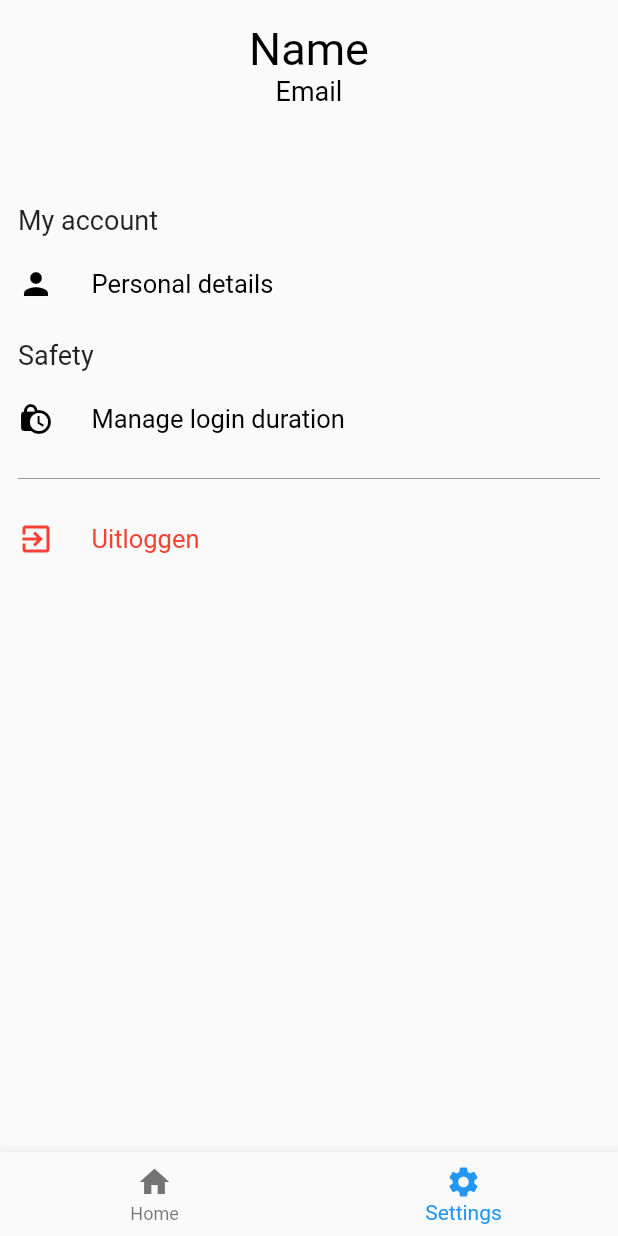
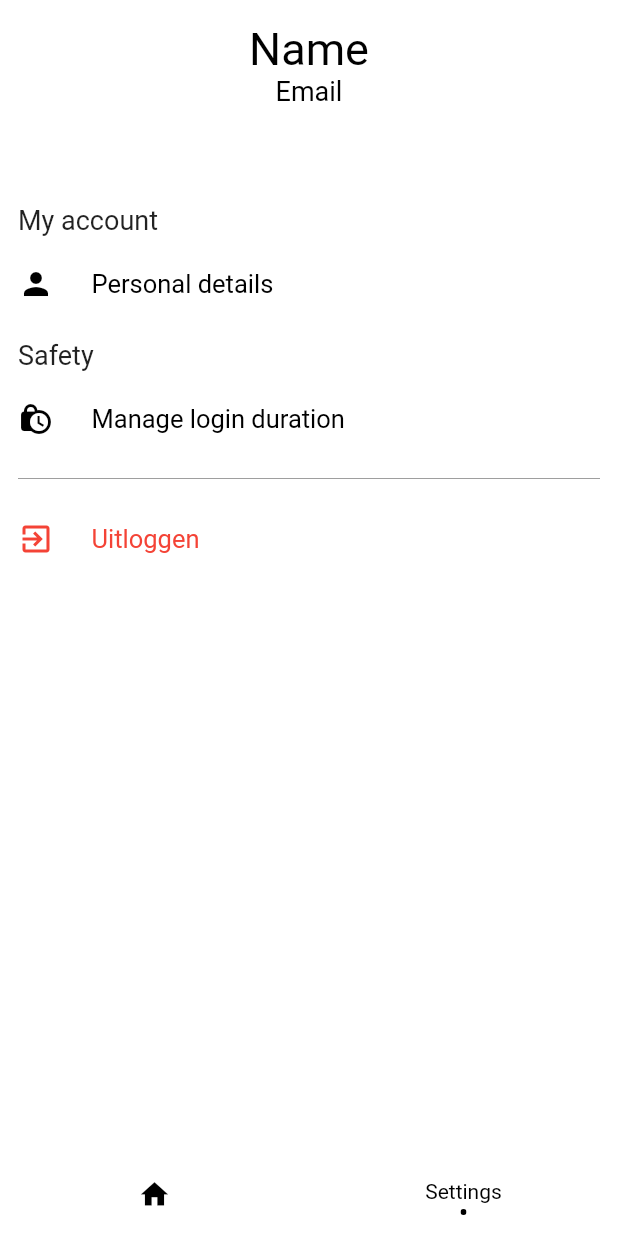
Before and after one commit to JobMoll/simple-user-api-authentication-flutter, a Flutter app: the SettingsPage screen opened by its route, on a phone screen of 412 x 824 dp. Run offline on Flutter 3.47's test engine with Material 2 defaults, Android fonts, the phone set to English and light mode, and no system bars; our stand-ins replace dio, flutter_secure_storage, get; accounts and stored records are empty; network calls fail.

Commit message:
More UI Fixes

```diff
--- a/lib/global_widgets.dart
+++ b/lib/global_widgets.dart
@@ -1,4 +1,5 @@
 import 'package:flutter/material.dart';
+import 'package:get/get.dart';
 
 Color mainColor = Colors.white; // for the background etc
 Color accentColor = Colors.black; // for the buttons, textfields etc
@@ -7,6 +8,8 @@ Color accentOppositeColor = Colors.white; // used for the icons, cursorcolor etc
 BorderRadius widgetsBorderRadius = BorderRadius.circular(5);
 
 TextStyle bodyTextStyle = TextStyle(fontSize: 17, color: Colors.black);
+TextStyle smallHeadingTextStyle =
+    TextStyle(fontSize: 18, fontWeight: FontWeight.bold, color: Colors.black);
 TextStyle accentElementsTextStyle =
     TextStyle(fontSize: 17, color: accentOppositeColor);
 
@@ -97,3 +100,121 @@ class SuaaGlobalButton extends StatelessWidget {
     );
   }
 }
+
+class SuaaGlobalNavigationBar extends StatelessWidget {
+  const SuaaGlobalNavigationBar({
+    this.notActiveTab1,
+    this.notActiveTab2,
+  });
+
+  final bool notActiveTab1;
+  final bool notActiveTab2;
+
+  @override
+  Widget build(BuildContext context) {
+    return SafeArea(
+      child: Container(
+        decoration: BoxDecoration(
+          color: mainColor,
+        ),
+        height: 50,
+        padding: EdgeInsets.only(top: 11),
+        width: double.infinity,
+        constraints: BoxConstraints(
+          maxHeight: 69.0,
+        ),
+        child: Container(
+          margin: EdgeInsets.only(top: 0),
+          child: Row(
+              mainAxisAlignment: MainAxisAlignment.start,
+              crossAxisAlignment: CrossAxisAlignment.start,
+              children: <Widget>[
+                SuaaGlobalNavigationBarItem(
+                  notActiveTab: notActiveTab1,
+                  title: 'Home',
+                  icon: Icons.home,
+                  iconColor: accentColor,
+                  itemFunction: () {
+                    Get.toNamed('/informationPage');
+                  },
+                ),
+                SuaaGlobalNavigationBarItem(
+                  notActiveTab: notActiveTab2,
+                  title: 'Settings',
+                  icon: Icons.settings,
+                  iconColor: accentColor,
+                  itemFunction: () {
+                    Get.toNamed('/settingsPage');
+                  },
+                ),
+              ]),
+        ),
+      ),
+    );
+  }
+}
+
+class SuaaGlobalNavigationBarItem extends StatelessWidget {
+  const SuaaGlobalNavigationBarItem({
+    this.notActiveTab,
+    this.title,
+    this.icon,
+    this.iconColor,
+    this.itemFunction,
+  });
+
+  final bool notActiveTab;
+  final String title;
+  final IconData icon;
+  final Color iconColor;
+  final Function itemFunction;
+
+  @override
+  Widget build(BuildContext context) {
+    return Expanded(
+      child: notActiveTab ?? false
+          ? GestureDetector(
+              onTap: itemFunction,
+              child: Container(
+                margin: EdgeInsets.symmetric(horizontal: 18),
+                height: 60,
+                color: Colors.transparent,
+                child: Column(
+                  children: [
+                    Text(
+                      title,
+                      style: TextStyle(
+                          color: accentColor, fontSize: 14, height: 1.25),
+                    ),
+                    SizedBox(
+                      height: 3,
+                    ),
+                    ClipOval(
+                      child: Material(
+                        color: accentColor,
+                        child: SizedBox(width: 4, height: 4),
+                      ),
+                    )
+                  ],
+                ),
+              ),
+            )
+          : GestureDetector(
+              onTap: itemFunction,
+              child: Container(
+                margin: EdgeInsets.symmetric(horizontal: 18),
+                height: 60,
+                color: Colors.transparent,
+                child: Align(
+                  alignment: Alignment.topCenter,
+                  child: Icon(
+                    icon,
+                    color: iconColor,
+                    size: 22.0,
+                  ),
+                ),
+              ),
+            ),
+    );
+  }
+}
--- a/lib/loggedin_pages/settings_page.dart
+++ b/lib/loggedin_pages/settings_page.dart
@@ -1,5 +1,6 @@
 import 'package:flutter/material.dart';
 import 'package:get/get.dart';
+import 'package:simple_user_api_authentication/global_widgets.dart';
 import 'package:simple_user_api_authentication/loggedin_pages/settings_pages/change_user_details.dart';
 import 'package:simple_user_api_authentication/simple_user_api_authentication_class.dart';
 
@@ -10,14 +11,6 @@ class SettingsPage extends StatefulWidget {
 }
 
 class _SettingsPageState extends State<SettingsPage> {
-  void _onItemTapped(int index) {
-    if (index == 0) {
-      Get.toNamed('/informationPage');
-    } else if (index == 1) {
-      Get.toNamed('/settingsPage');
-    }
-  }
-
   @override
   void initState() {
     super.initState();
@@ -30,19 +23,10 @@ class _SettingsPageState extends State<SettingsPage> {
         return false;
       },
       child: Scaffold(
-        bottomNavigationBar: BottomNavigationBar(
-          currentIndex: 1,
-          onTap: _onItemTapped,
-          items: [
-            BottomNavigationBarItem(
-              icon: Icon(Icons.home),
-              label: 'Home',
-            ),
-            BottomNavigationBarItem(
-              icon: Icon(Icons.settings),
-              label: 'Settings',
-            ),
-          ],
+        backgroundColor: mainColor,
+        bottomNavigationBar: SuaaGlobalNavigationBar(
+          notActiveTab1: false,
+          notActiveTab2: true,
         ),
         body: SafeArea(
           child: Container(
```
Also changed, not shown: lib/forgot_password.dart (+6 -1 lines), lib/loggedin_or_not.dart (+4 -10 lines), lib/loggedin_pages/information_page.dart (+6 -22 lines), lib/loggedin_pages/settings_pages/change_user_details.dart (+8 -3 lines), lib/login_page.dart (+8 -3 lines), lib/main.dart (+6 -1 lines), lib/register_account_page.dart (+6 -1 lines).
